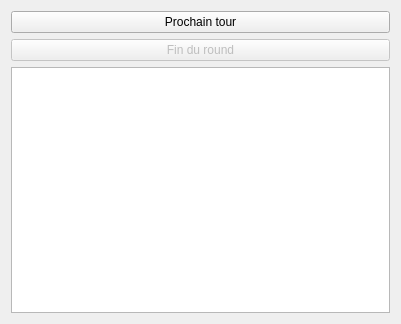
The window that app/view/forms/channel.ui (r0nd0ud0u/qt-rpg) describes before a commit, drawn with Qt 5.
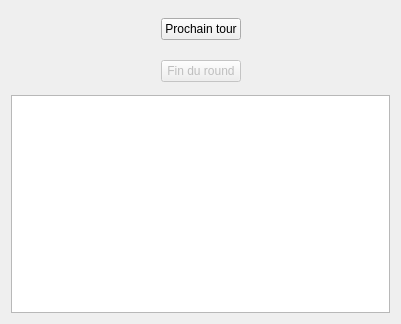
The same window after the commit. Custom widgets are drawn as their Qt base class.

Diff of the .ui file:
```diff
--- a/app/view/forms/channel.ui
+++ b/app/view/forms/channel.ui
@@ -24,24 +24,108 @@
   </property>
   <layout class="QVBoxLayout" name="verticalLayout">
    <item>
-    <widget class="QPushButton" name="next_turn_button">
-     <property name="enabled">
-      <bool>true</bool>
+    <layout class="QHBoxLayout" name="horizontalLayout">
+     <property name="leftMargin">
+      <number>7</number>
      </property>
-     <property name="text">
-      <string>Prochain tour</string>
+     <property name="topMargin">
+      <number>7</number>
      </property>
-    </widget>
+     <property name="rightMargin">
+      <number>7</number>
+     </property>
+     <property name="bottomMargin">
+      <number>7</number>
+     </property>
+     <item>
+      <spacer name="horizontalSpacer">
+       <property name="orientation">
+        <enum>Qt::Horizontal</enum>
+       </property>
+       <property name="sizeHint" stdset="0">
+        <size>
+         <width>40</width>
+         <height>20</height>
+        </size>
+       </property>
+      </spacer>
+     </item>
+     <item>
+      <widget class="CompBigSecondaryButton" name="next_turn_button">
+       <property name="enabled">
+        <bool>true</bool>
+       </property>
+       <property name="text">
+        <string>Prochain tour</string>
+       </property>
+      </widget>
+     </item>
+     <item>
+      <spacer name="horizontalSpacer_2">
+       <property name="orientation">
+        <enum>Qt::Horizontal</enum>
+       </property>
+       <property name="sizeHint" stdset="0">
+        <size>
+         <width>40</width>
+         <height>20</height>
+        </size>
+       </property>
+      </spacer>
+     </item>
+    </layout>
    </item>
    <item>
-    <widget class="QPushButton" name="end_round_button">
-     <property name="enabled">
-      <bool>false</bool>
+    <layout class="QHBoxLayout" name="horizontalLayout_2">
+     <property name="leftMargin">
+      <number>7</number>
      </property>
-     <property name="text">
-      <string>Fin du round</string>
+     <property name="topMargin">
+      <number>7</number>
      </property>
-    </widget>
+     <property name="rightMargin">
+      <number>7</number>
+     </property>
+     <property name="bottomMargin">
+      <number>7</number>
+     </property>
+     <item>
+      <spacer name="horizontalSpacer_3">
+       <property name="orientation">
+        <enum>Qt::Horizontal</enum>
+       </property>
+       <property name="sizeHint" stdset="0">
+        <size>
+         <width>40</width>
+         <height>20</height>
+        </size>
+       </property>
+      </spacer>
+     </item>
+     <item>
+      <widget class="CompBigSecondaryButton" name="end_round_button">
+       <property name="enabled">
+        <bool>false</bool>
+       </property>
+       <property name="text">
+        <string>Fin du round</string>
+       </property>
+      </widget>
+     </item>
+     <item>
+      <spacer name="horizontalSpacer_4">
+       <property name="orientation">
+        <enum>Qt::Horizontal</enum>
+       </property>
+       <property name="sizeHint" stdset="0">
+        <size>
+         <width>40</width>
+         <height>20</height>
+        </size>
+       </property>
+      </spacer>
+     </item>
+    </layout>
    </item>
    <item>
     <widget class="QTextEdit" name="channel_textEdit">
@@ -58,6 +142,13 @@
    </item>
   </layout>
  </widget>
+ <customwidgets>
+  <customwidget>
+   <class>CompBigSecondaryButton</class>
+   <extends>QPushButton</extends>
+   <header location="global">CompButtons.h</header>
+  </customwidget>
+ </customwidgets>
  <resources/>
  <connections/>
 </ui>
```
